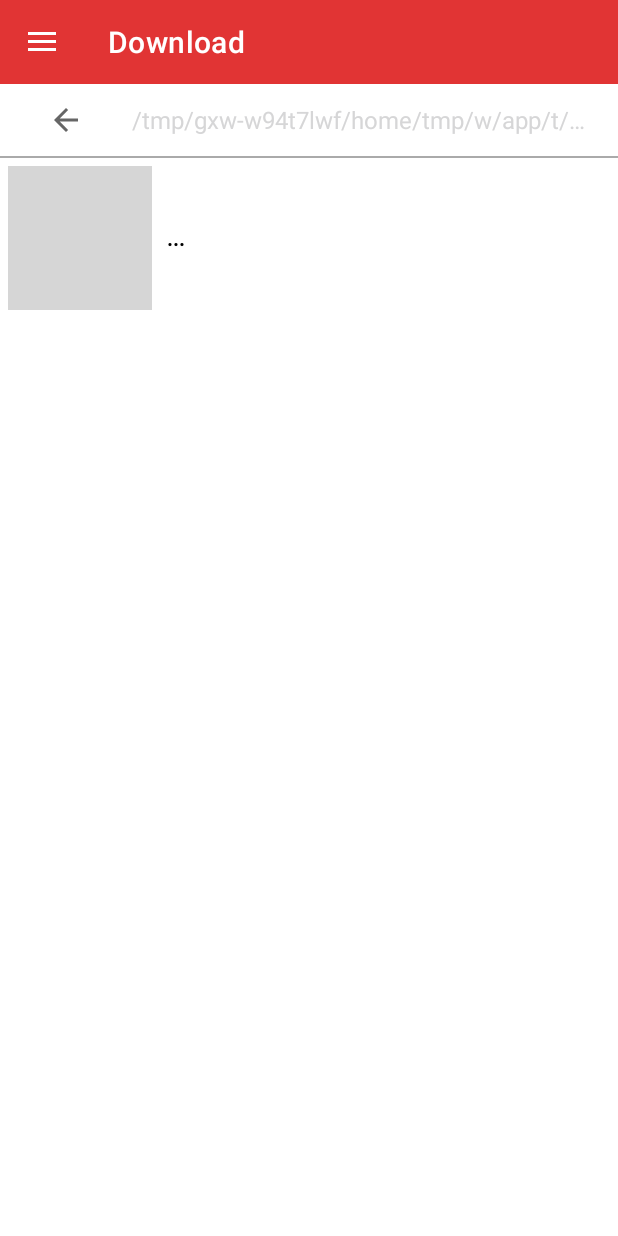
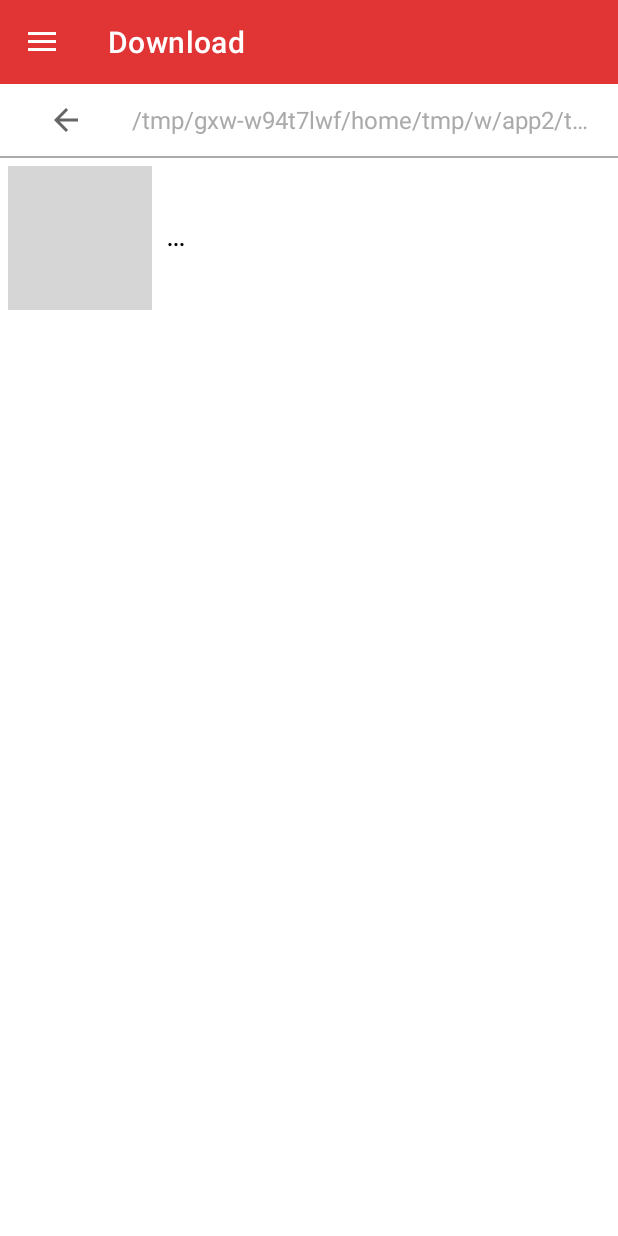
Before and after one commit to mmmelik/IPTVPlayer, an Android app: the CustomFilePickerActivity screen opened directly, with no data from a screen before it, after a tap on "Close drawer", on a phone screen of 412 x 824 dp. Run offline under Robolectric (Android 15) with nearby library versions, the phone set to English and light mode, and no system bars; 1 other tap on this screen came first; grey boxes are pictures that could not be loaded.

Commit message:
code cleanup

```diff
--- a/app/build.gradle
+++ b/app/build.gradle
@@ -50,7 +50,6 @@
     implementation 'com.startapp:inapp-sdk:4.7.5'
     implementation 'com.lovedise:permissiongen:0.0.6'
     implementation 'com.google.android.exoplayer:exoplayer-core:2.12.2'
-    implementation 'com.google.android.exoplayer:exoplayer-ui:2.12.2'
     implementation 'com.google.android.exoplayer:exoplayer-hls:2.12.2'
     implementation 'commons-io:commons-io:2.6'
 }
--- a/app/src/main/AndroidManifest.xml
+++ b/app/src/main/AndroidManifest.xml
@@ -61,11 +61,6 @@
             android:name="com.google.android.gms.ads.APPLICATION_ID"
             android:value="ca-app-pub-5600029608669706~7346528129" />
 
-        <meta-data
-            android:name=
-                "com.google.android.gms.cast.framework.OPTIONS_PROVIDER_CLASS_NAME"
-            android:value="com.appbroker.livetvplayer.CastOptionsProvider" />
-
         <provider
             android:name="com.startapp.sdk.adsbase.StartAppInitProvider"
             android:authorities="${applicationId}.startappinitprovider"
--- a/app/src/main/java/com/appbroker/livetvplayer/ExoPlayerActivity.java
+++ b/app/src/main/java/com/appbroker/livetvplayer/ExoPlayerActivity.java
@@ -31,6 +31,7 @@
 import com.google.android.exoplayer2.util.MimeTypes;
 import com.google.android.exoplayer2.util.Util;
 import com.google.android.exoplayer2.video.VideoListener;
+import com.google.android.gms.cast.MediaInfo;
 
 import java.net.MalformedURLException;
 import java.net.URL;
--- a/app/src/main/res/layout/activity_custom_file_picker.xml
+++ b/app/src/main/res/layout/activity_custom_file_picker.xml
@@ -38,7 +38,7 @@
                     android:id="@+id/file_picker_file_path"
                     android:layout_width="wrap_content"
                     android:layout_height="wrap_content"
-                    android:textColor="@color/exo_gray"
+                    android:textColor="@android:color/darker_gray"
                     android:textSize="16sp"
                     android:maxLines="1"
                     android:singleLine="true"
```
Also changed, not shown: app/src/main/java/com/appbroker/livetvplayer/util/CastOptionsProvider.java (deleted, +0 -28 lines).
